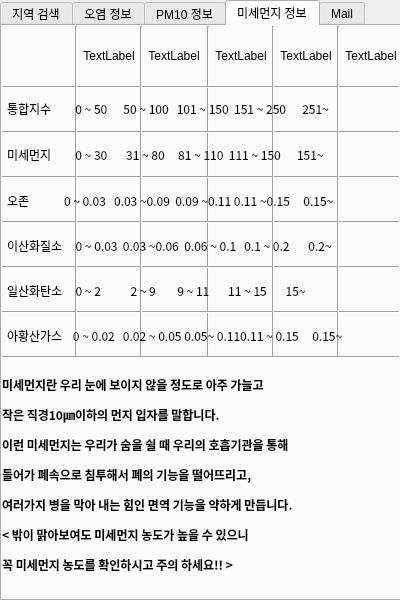
The window that ui to py Convert/convert.ui (WindowsHyun/PythonTermProject) describes before a commit, drawn with Qt 5.
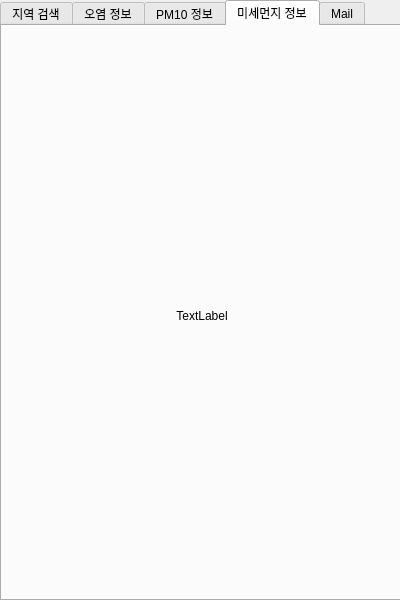
The same window after the commit. The open tabs and pages were chosen to show the change.

Commit message: Update Py Code PM10_Info 이미지를 코드로 적용

What changed in the file:
```diff
--- a/ui to py Convert/convert.ui
+++ b/ui to py Convert/convert.ui
@@ -1167,421 +1167,22 @@
     <attribute name="title">
      <string>미세먼지 정보</string>
     </attribute>
-    <widget class="Line" name="line_7">
+    <widget class="QLabel" name="PM10_Info">
      <property name="geometry">
       <rect>
-       <x>198</x>
-       <y>0</y>
-       <width>16</width>
-       <height>330</height>
-      </rect>
-     </property>
-     <property name="orientation">
-      <enum>Qt::Vertical</enum>
-     </property>
-    </widget>
-    <widget class="Line" name="line_8">
-     <property name="geometry">
-      <rect>
        <x>0</x>
-       <y>330</y>
+       <y>0</y>
        <width>400</width>
-       <height>3</height>
+       <height>580</height>
       </rect>
      </property>
-     <property name="orientation">
-      <enum>Qt::Horizontal</enum>
-     </property>
-    </widget>
-    <widget class="Line" name="line_9">
-     <property name="geometry">
-      <rect>
-       <x>0</x>
-       <y>60</y>
-       <width>400</width>
-       <height>3</height>
-      </rect>
-     </property>
-     <property name="orientation">
-      <enum>Qt::Horizontal</enum>
-     </property>
-    </widget>
-    <widget class="Line" name="line_10">
-     <property name="geometry">
-      <rect>
-       <x>0</x>
-       <y>105</y>
-       <width>400</width>
-       <height>3</height>
-      </rect>
-     </property>
-     <property name="orientation">
-      <enum>Qt::Horizontal</enum>
-     </property>
-    </widget>
-    <widget class="Line" name="line_11">
-     <property name="geometry">
-      <rect>
-       <x>0</x>
-       <y>150</y>
-       <width>400</width>
-       <height>3</height>
-      </rect>
-     </property>
-     <property name="orientation">
-      <enum>Qt::Horizontal</enum>
-     </property>
-    </widget>
-    <widget class="Line" name="line_12">
-     <property name="geometry">
-      <rect>
-       <x>0</x>
-       <y>195</y>
-       <width>400</width>
-       <height>3</height>
-      </rect>
-     </property>
-     <property name="orientation">
-      <enum>Qt::Horizontal</enum>
-     </property>
-    </widget>
-    <widget class="Line" name="line_13">
-     <property name="geometry">
-      <rect>
-       <x>0</x>
-       <y>240</y>
-       <width>400</width>
-       <height>3</height>
-      </rect>
-     </property>
-     <property name="orientation">
-      <enum>Qt::Horizontal</enum>
-     </property>
-    </widget>
-    <widget class="Line" name="line_14">
-     <property name="geometry">
-      <rect>
-       <x>0</x>
-       <y>285</y>
-       <width>400</width>
-       <height>3</height>
-      </rect>
-     </property>
-     <property name="orientation">
-      <enum>Qt::Horizontal</enum>
-     </property>
-    </widget>
-    <widget class="Line" name="line_15">
-     <property name="geometry">
-      <rect>
-       <x>73</x>
-       <y>0</y>
-       <width>3</width>
-       <height>330</height>
-      </rect>
-     </property>
-     <property name="orientation">
-      <enum>Qt::Vertical</enum>
-     </property>
-    </widget>
-    <widget class="Line" name="line_16">
-     <property name="geometry">
-      <rect>
-       <x>138</x>
-       <y>0</y>
-       <width>3</width>
-       <height>330</height>
-      </rect>
-     </property>
-     <property name="orientation">
-      <enum>Qt::Vertical</enum>
-     </property>
-    </widget>
-    <widget class="Line" name="line_17">
-     <property name="geometry">
-      <rect>
-       <x>270</x>
-       <y>0</y>
-       <width>3</width>
-       <height>330</height>
-      </rect>
-     </property>
-     <property name="orientation">
-      <enum>Qt::Vertical</enum>
-     </property>
-    </widget>
-    <widget class="Line" name="line_18">
-     <property name="geometry">
-      <rect>
-       <x>335</x>
-       <y>0</y>
-       <width>3</width>
-       <height>330</height>
-      </rect>
-     </property>
-     <property name="orientation">
-      <enum>Qt::Vertical</enum>
-     </property>
-    </widget>
-    <widget class="QLabel" name="label">
-     <property name="geometry">
-      <rect>
-       <x>5</x>
-       <y>68</y>
-       <width>391</width>
-       <height>30</height>
-      </rect>
-     </property>
-     <property name="font">
-      <font>
-       <family>함초롬바탕</family>
-       <weight>50</weight>
-       <bold>false</bold>
-      </font>
-     </property>
      <property name="text">
-      <string>통합지수         0 ~ 50      50 ~ 100   101 ~ 150  151 ~ 250      251~</string>
-     </property>
-    </widget>
-    <widget class="QLabel" name="label_2">
-     <property name="geometry">
-      <rect>
-       <x>5</x>
-       <y>114</y>
-       <width>391</width>
-       <height>30</height>
-      </rect>
-     </property>
-     <property name="font">
-      <font>
-       <family>함초롬바탕</family>
-       <weight>50</weight>
-       <bold>false</bold>
-      </font>
-     </property>
-     <property name="text">
-      <string>미세먼지         0 ~ 30       31 ~ 80     81 ~ 110  111 ~ 150      151~</string>
-     </property>
-    </widget>
-    <widget class="QLabel" name="label_5">
-     <property name="geometry">
-      <rect>
-       <x>5</x>
-       <y>160</y>
-       <width>391</width>
-       <height>30</height>
-      </rect>
-     </property>
-     <property name="font">
-      <font>
-       <family>함초롬바탕</family>
-       <weight>50</weight>
-       <bold>false</bold>
-      </font>
-     </property>
-     <property name="text">
-      <string>오존             0 ~ 0.03   0.03 ~0.09  0.09 ~0.11 0.11 ~0.15     0.15~</string>
-     </property>
-    </widget>
-    <widget class="QLabel" name="label_6">
-     <property name="geometry">
-      <rect>
-       <x>5</x>
-       <y>205</y>
-       <width>391</width>
-       <height>30</height>
-      </rect>
-     </property>
-     <property name="font">
-      <font>
-       <family>함초롬바탕</family>
-       <weight>50</weight>
-       <bold>false</bold>
-      </font>
-     </property>
-     <property name="text">
-      <string>이산화질소     0 ~ 0.03  0.03 ~0.06  0.06 ~ 0.1   0.1 ~ 0.2       0.2~</string>
-     </property>
-    </widget>
-    <widget class="QLabel" name="label_8">
-     <property name="geometry">
-      <rect>
-       <x>5</x>
-       <y>250</y>
-       <width>391</width>
-       <height>30</height>
-      </rect>
-     </property>
-     <property name="font">
-      <font>
-       <family>함초롬바탕</family>
-       <weight>50</weight>
-       <bold>false</bold>
-      </font>
-     </property>
-     <property name="text">
-      <string>일산화탄소     0 ~ 2           2 ~ 9        9 ~ 11       11 ~ 15       15~</string>
-     </property>
-    </widget>
-    <widget class="QLabel" name="label_9">
-     <property name="geometry">
-      <rect>
-       <x>5</x>
-       <y>295</y>
-       <width>391</width>
-       <height>30</height>
-      </rect>
-     </property>
-     <property name="font">
-      <font>
-       <family>함초롬바탕</family>
-       <weight>50</weight>
-       <bold>false</bold>
-      </font>
-     </property>
-     <property name="text">
-      <string>아황산가스    0 ~ 0.02   0.02 ~ 0.05 0.05~ 0.110.11 ~ 0.15     0.15~</string>
-     </property>
-    </widget>
-    <widget class="QLabel" name="tableEmo1">
-     <property name="geometry">
-      <rect>
-       <x>73</x>
-       <y>0</y>
-       <width>68</width>
-       <height>60</height>
-      </rect>
-     </property>
-     <property name="maximumSize">
-      <size>
-       <width>68</width>
-       <height>60</height>
-      </size>
-     </property>
-     <property name="lineWidth">
-      <number>0</number>
-     </property>
-     <property name="text">
       <string>TextLabel</string>
      </property>
      <property name="alignment">
       <set>Qt::AlignCenter</set>
      </property>
     </widget>
-    <widget class="QLabel" name="tableEmo2">
-     <property name="geometry">
-      <rect>
-       <x>138</x>
-       <y>0</y>
-       <width>68</width>
-       <height>60</height>
-      </rect>
-     </property>
-     <property name="maximumSize">
-      <size>
-       <width>68</width>
-       <height>60</height>
-      </size>
-     </property>
-     <property name="text">
-      <string>TextLabel</string>
-     </property>
-     <property name="alignment">
-      <set>Qt::AlignCenter</set>
-     </property>
-    </widget>
-    <widget class="QLabel" name="tableEmo3">
-     <property name="geometry">
-      <rect>
-       <x>205</x>
-       <y>0</y>
-       <width>68</width>
-       <height>60</height>
-      </rect>
-     </property>
-     <property name="maximumSize">
-      <size>
-       <width>68</width>
-       <height>60</height>
-      </size>
-     </property>
-     <property name="text">
-      <string>TextLabel</string>
-     </property>
-     <property name="alignment">
-      <set>Qt::AlignCenter</set>
-     </property>
-    </widget>
-    <widget class="QLabel" name="tableEmo4">
-     <property name="geometry">
-      <rect>
-       <x>270</x>
-       <y>0</y>
-       <width>68</width>
-       <height>60</height>
-      </rect>
-     </property>
-     <property name="maximumSize">
-      <size>
-       <width>68</width>
-       <height>60</height>
-      </size>
-     </property>
-     <property name="text">
-      <string>TextLabel</string>
-     </property>
-     <property name="alignment">
-      <set>Qt::AlignCenter</set>
-     </property>
-    </widget>
-    <widget class="QLabel" name="tableEmo5">
-     <property name="geometry">
-      <rect>
-       <x>335</x>
-       <y>0</y>
-       <width>68</width>
-       <height>60</height>
-      </rect>
-     </property>
-     <property name="maximumSize">
-      <size>
-       <width>68</width>
-       <height>60</height>
-      </size>
-     </property>
-     <property name="text">
-      <string>TextLabel</string>
-     </property>
-     <property name="alignment">
-      <set>Qt::AlignCenter</set>
-     </property>
-    </widget>
-    <widget class="QLabel" name="label_10">
-     <property name="geometry">
-      <rect>
-       <x>0</x>
-       <y>350</y>
-       <width>391</width>
-       <height>201</height>
-      </rect>
-     </property>
-     <property name="font">
-      <font>
-       <family>함초롬바탕</family>
-       <weight>75</weight>
-       <bold>true</bold>
-      </font>
-     </property>
-     <property name="lineWidth">
-      <number>0</number>
-     </property>
-     <property name="text">
-      <string>&lt;html&gt;&lt;head/&gt;&lt;body&gt;&lt;p&gt;미세먼지란 우리 눈에 보이지 않을 정도로 아주 가늘고 &lt;/p&gt;&lt;p&gt;작은 직경10㎛이하의 먼지 입자를 말합니다. &lt;/p&gt;&lt;p&gt;이런 미세먼지는 우리가 숨을 쉴 때 우리의 호흡기관을 통해&lt;/p&gt;&lt;p&gt;들어가 폐속으로 침투해서 폐의 기능을 떨어뜨리고, &lt;/p&gt;&lt;p&gt;여러가지 병을 막아 내는 힘인 면역 기능을 약하게 만듭니다.&lt;/p&gt;&lt;p&gt;&amp;lt;  밖이 맑아보여도 미세먼지 농도가 높을 수 있으니&lt;/p&gt;&lt;p&gt;꼭 미세먼지 농도를 확인하시고 주의 하세요!!  &amp;gt;&lt;/p&gt;&lt;/body&gt;&lt;/html&gt;</string>
-     </property>
-     <property name="alignment">
-      <set>Qt::AlignLeading|Qt::AlignLeft|Qt::AlignTop</set>
-     </property>
-    </widget>
    </widget>
    <widget class="QWidget" name="tab_5">
     <attribute name="title">
```
Left out of the diff: 2 changed lines with no effect on the pictures. The commit also changes 4 other files.
